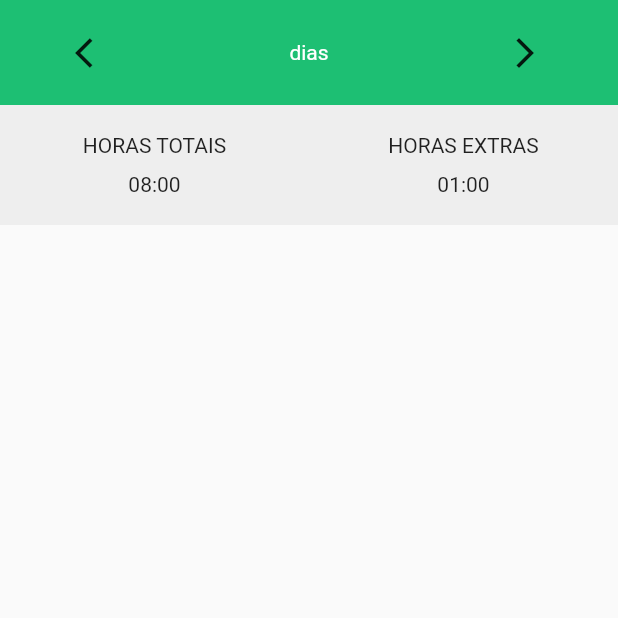
After one commit to upPlay-company/via-ponto, a Flutter app: the RelatorioDayScreen screen opened directly, on a phone screen of 412 x 824 dp, the top half of it. The commit adds this screen. Run offline on Flutter 3.47's test engine with Material 2 defaults, Android fonts, the phone set to English and light mode, and no system bars; our stand-ins replace bubble_tab_indicator, flutter_mobx, get_it, mobx, parse_server_sdk_flutter; missing offline and left inert: bmnav, slide_digital_clock; accounts and stored records are empty; generated files the repository leaves out were written again; network calls fail.

Commit message:
commit - relatorio day - corrigido bug - bater ponto - Alexandre

```diff
--- a/lib/repository/table_keys.dart
+++ b/lib/repository/table_keys.dart
@@ -2,7 +2,7 @@ const keyUserId = 'objectId';
 const keyUserName = 'nome';
 const keyUserUserName = 'username';
 const keyUserEmail = 'email';
-const keyUserPhone = 'telefone';
+const keyUserPhone = 'celular';
 const keyUserIdEmpresa = 'id_empresa';
 const keyUserCelular = 'celular';
 const keyUserCpf = 'cpf';
--- /dev/null
+++ b/lib/screens/relatorio/components/relatorio_day_screen.dart
@@ -0,0 +1,87 @@
+import 'package:flutter/material.dart';
+import 'package:flutter_mobx/flutter_mobx.dart';
+import 'package:viaponto_oficial/screens/relatorio/components/relatorio_day.dart';
+import 'package:viaponto_oficial/store/myponto_store.dart';
+
+class RelatorioDayScreen extends StatelessWidget {
+  @override
+  Widget build(BuildContext context) {
+
+    final MyPontoStore store = MyPontoStore();
+
+    return Scaffold(
+      body: CustomScrollView(
+        slivers: [
+          SliverToBoxAdapter(
+              child: Column(
+                children: [
+                  Container(
+                    color: Theme.of(context).primaryColor,
+                    height: 70,
+                    child: Padding(
+                      padding: const EdgeInsets.only(left: 50, right: 50),
+                      child: Row(
+                        mainAxisAlignment: MainAxisAlignment.spaceBetween,
+                        children: [
+                          GestureDetector(
+                              onTap: () {}, child: Icon(Icons.arrow_back_ios)),
+                          Text(
+                            'dias',
+                            style: TextStyle(color: Colors.white),
+                          ),
+                          GestureDetector(
+                              onTap: () {},
+                              child: Icon(Icons.arrow_forward_ios))
+                        ],
+                      ),
+                    ),
+                  ),
+                  Container(
+                    color: Colors.grey[200],
+                    height: 80,
+                    child: Row(
+                      children: [
+                        Expanded(
+                          child: Column(
+                            mainAxisAlignment: MainAxisAlignment.center,
+                            children: [
+                              Text('HORAS TOTAIS'),
+                              SizedBox(height: 10),
+                              Text('08:00')
+                            ],
+                          ),
+                        ),
+                        Expanded(
+                          child: Column(
+                            mainAxisAlignment: MainAxisAlignment.center,
+                            children: [
+                              Text('HORAS EXTRAS'),
+                              SizedBox(height: 10),
+                              Text('01:00')
+                            ],
+                          ),
+                        ),
+                      ],
+                    ),
+                  )
+                ],
+              )),
+          Observer(
+            builder: (_) {
+              if (store.allAds.isEmpty) Container();
+
+              final List<Widget> children =
+              store.allAds.map<Widget>((section) {
+                return RelatorioDay(section, store);
+              }).toList();
+
+              return SliverList(
+                delegate: SliverChildListDelegate(children),
+              );
+            },
+          )
+        ],
+      ),
+    );
+  }
+}
```
Also changed, not shown: lib/screens/perfil/perfil_screen.dart (+5 -4 lines), lib/screens/relatorio/relatorio_screen.dart (+2 -76 lines).
